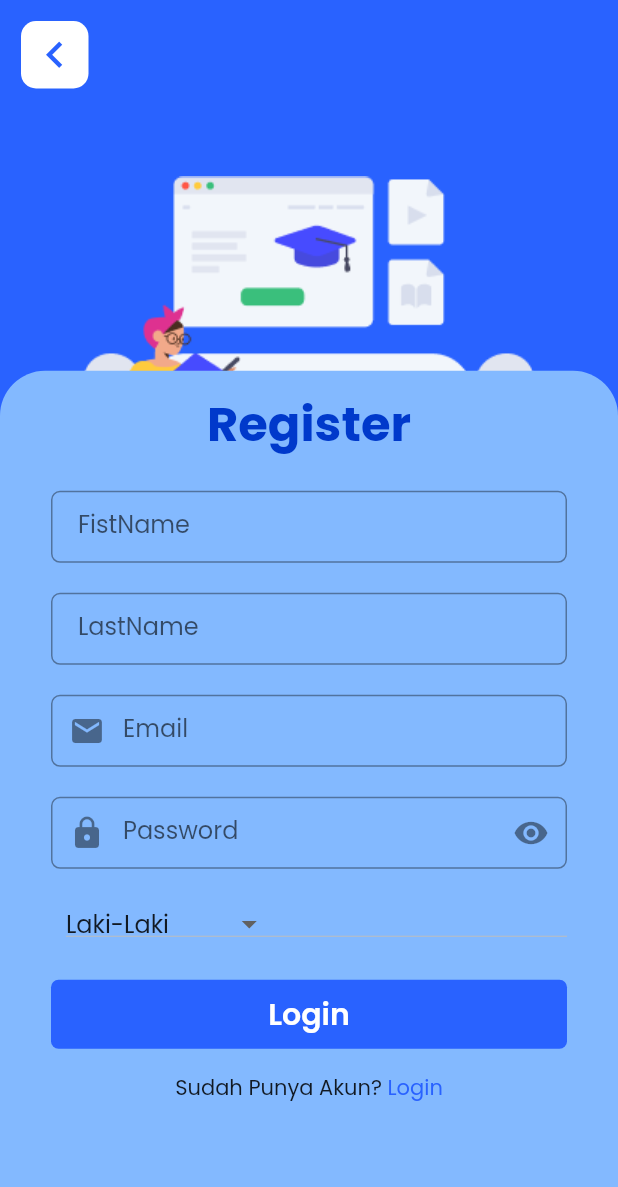
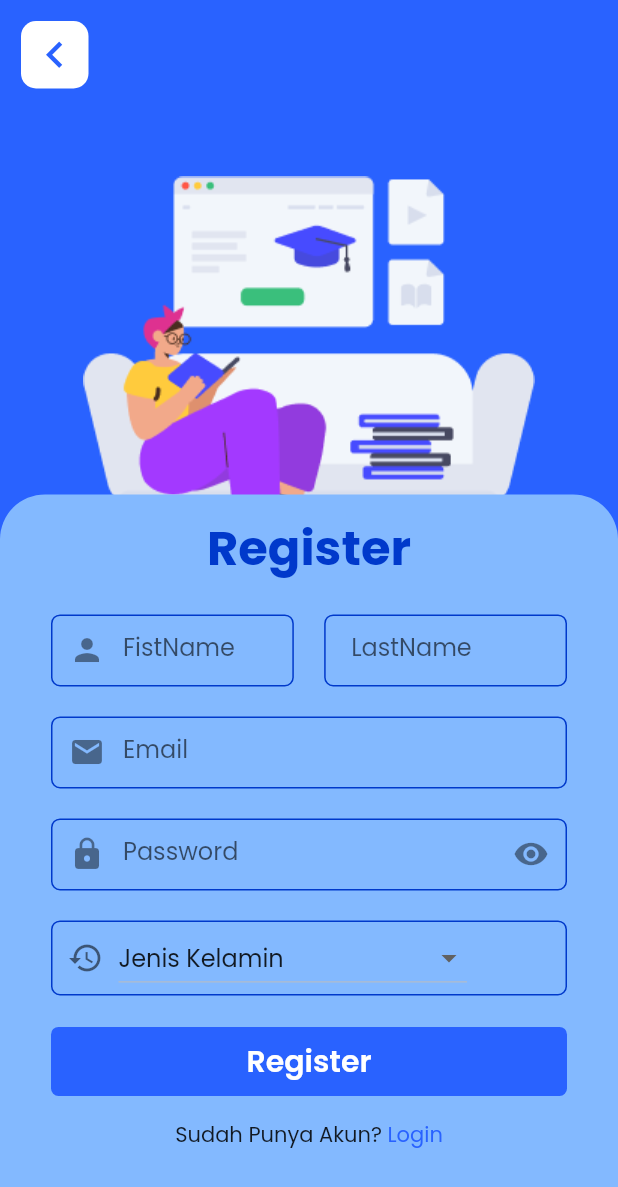
Before and after one commit to agusprayogi02/bank_soal, a Flutter app: the SignUpPage screen opened by its route, on a phone screen of 412 x 824 dp. Shown: the top 1187 px of the screen. Run offline on Flutter 3.47's test engine with Material 2 defaults, Android fonts, the phone set to English and light mode, and no system bars; our stand-ins replace equatable, get, velocity_x.

Commit message:
(+) finish signUp page desaint

```diff
--- a/lib/components/costom_text_form.dart
+++ b/lib/components/costom_text_form.dart
@@ -1,4 +1,5 @@
 import 'package:bank_soal/utils/style.dart';
+import 'package:bank_soal/utils/utils.dart';
 import 'package:flutter/material.dart';
 import 'package:get/get.dart';
 
@@ -75,6 +76,7 @@ class CustomTextForm extends StatelessWidget {
           focusedBorder: inputFieldFocusedBorderStyle,
           contentPadding: EdgeInsets.symmetric(horizontal: 18, vertical: 8),
           border: inputFieldDefaultBorderStyle,
+          enabledBorder: inputFieldDefaultBorderStyle,
         ),
       ),
     );
--- a/lib/pages/login/signin_page.dart
+++ b/lib/pages/login/signin_page.dart
@@ -49,6 +49,7 @@ class SignInPage extends GetView<SignInController> {
                         CustomTextForm(
                           labelText: "Email",
                           autocorrect: false,
+                          textInputType: TextInputType.emailAddress,
                           onChanged: SignInController.to.onEmail,
                           prefixIcon: Icon(Icons.email),
                         ),
--- a/lib/pages/register/signup_controller.dart
+++ b/lib/pages/register/signup_controller.dart
@@ -11,7 +11,7 @@ class SignUpController extends GetxController {
   final last = ''.obs;
   final email = ''.obs;
   final password = ''.obs;
-  final jk = "Laki-Laki".obs;
+  final jk = "Jenis Kelamin".obs;
   final enable = true.obs;
 
   void onFist(val) => this.fist.value = val;
--- a/lib/pages/register/signup_page.dart
+++ b/lib/pages/register/signup_page.dart
@@ -3,21 +3,21 @@ import 'package:bank_soal/components/button/rounded_button.dart';
 import 'package:bank_soal/components/costom_text_form.dart';
 import 'package:bank_soal/pages/register/signup_controller.dart';
 import 'package:bank_soal/utils/app_pages.dart';
+import 'package:bank_soal/utils/style.dart';
 import 'package:bank_soal/utils/utils.dart';
 import 'package:flutter/material.dart';
 import 'package:get/get.dart';
 import 'package:velocity_x/velocity_x.dart';
 
 class SignUpPage extends GetView<SignUpController> {
-  List<String> items = <String>["Laki-Laki", "Perempuan"];
   @override
   Widget build(BuildContext context) {
+    List<String> items = <String>["Jenis Kelamin", "Laki-Laki", "Perempuan"];
     var w = Get.width, h = Get.height;
     return Scaffold(
       appBar: AppBar(
         toolbarHeight: 0,
       ),
-      resizeToAvoidBottomPadding: false,
       backgroundColor: primaryC,
       body: Container(
         child: Stack(
@@ -32,33 +32,47 @@ class SignUpPage extends GetView<SignUpController> {
             Column(
               children: [
                 Spacer(),
-                SingleChildScrollView(
-                  child: Container(
+                Container(
                   decoration: BoxDecoration(
                     color: lightC,
                     borderRadius: BorderRadius.vertical(top: Radius.circular(30)),
                   ),
-                    height: h * 0.7,
+                  height: h * 0.6,
                   padding: EdgeInsets.symmetric(horizontal: 34, vertical: 12),
+                  child: SingleChildScrollView(
+                    physics: ClampingScrollPhysics(),
                     child: Obx(
                       () => Column(
+                        mainAxisSize: MainAxisSize.max,
                         children: [
                           "Register".text.size(32).color(dartPrimaryC).bold.make(),
                           SizedBox(
                             height: 20,
                           ),
-                          CustomTextForm(
+                          Row(
+                            children: [
+                              Expanded(
+                                flex: 8,
+                                child: CustomTextForm(
                                   labelText: "FistName",
                                   autocorrect: false,
+                                  prefixIcon: Icon(Icons.person),
                                   onChanged: SignUpController.to.onFist,
                                 ),
-                          SizedBox(
-                            height: 20,
                               ),
-                          CustomTextForm(
+                              Flexible(
+                                flex: 1,
+                                child: Container(),
+                              ),
+                              Expanded(
+                                flex: 8,
+                                child: CustomTextForm(
                                   labelText: "LastName",
                                   autocorrect: false,
                                   onChanged: SignUpController.to.onLast,
+                                ),
+                              ),
+                            ],
                           ),
                           SizedBox(
                             height: 20,
@@ -66,6 +80,7 @@ class SignUpPage extends GetView<SignUpController> {
                           CustomTextForm(
                             labelText: "Email",
                             autocorrect: false,
+                            textInputType: TextInputType.emailAddress,
                             onChanged: SignUpController.to.onEmail,
                             prefixIcon: Icon(Icons.email),
                           ),
@@ -86,19 +101,32 @@ class SignUpPage extends GetView<SignUpController> {
                           SizedBox(
                             height: 20,
                           ),
+                          Container(
+                            width: w,
+                            decoration: roundedBox,
+                            child: Row(
+                              children: [
+                                Icon(
+                                  Icons.history,
+                                  color: Colors.black54,
+                                ).marginSymmetric(horizontal: 10),
                                 DropdownButton<String>(
                                   hint: "Jenis Kelamin".text.make(),
                                   value: SignUpController.to.jk.value,
                                   items: items
-                                .map((e) => DropdownMenuItem(value: e, child: "$e".text.make()))
+                                      .map((e) => DropdownMenuItem(
+                                          value: e, child: "$e                       ".text.make()))
                                       .toList(),
                                   onChanged: (value) => SignUpController.to.onJk(value),
-                          ).box.size(w, h * 0.04).padding(EdgeInsets.only(left: 10)).make(),
+                                )
+                              ],
+                            ),
+                          ),
                           SizedBox(
                             height: 20,
                           ),
                           RoundedButton(
-                            label: "Login",
+                            label: "Register",
                             size: 20,
                             onPress: () {},
                             width: w,
--- a/lib/utils/style.dart
+++ b/lib/utils/style.dart
@@ -55,7 +55,8 @@ const taglineText = TextStyle(color: Colors.grey, fontFamily: 'Poppins');
 const categoryText =
     TextStyle(color: Color(0xff444444), fontWeight: FontWeight.w700, fontFamily: 'Poppins');
 
-const inputFieldTextStyle = TextStyle(fontFamily: 'Poppins', fontWeight: FontWeight.w400);
+const inputFieldTextStyle =
+    TextStyle(fontFamily: 'Poppins', fontWeight: FontWeight.w400, color: dartPrimaryC);
 
 const inputFieldHintTextStyle = TextStyle(fontFamily: 'Poppins', color: Color(0xff444444));
 
@@ -78,17 +79,26 @@ const authPlateDecoration = BoxDecoration(
     borderRadius: BorderRadiusDirectional.only(
         bottomEnd: Radius.circular(20), bottomStart: Radius.circular(20)));
 
+final roundedBox = BoxDecoration(
+  borderRadius: BorderRadius.all(Radius.circular(6)),
+  border: Border.all(color: dartPrimaryC),
+);
+
 /////////////////////////////////////
 /// INPUT FIELD DECORATION STYLES
 ////////////////////////////////////
 
 const inputFieldFocusedBorderStyle = OutlineInputBorder(
-    borderRadius: BorderRadius.all(Radius.circular(6)),
-    borderSide: BorderSide(
-      color: dartPrimaryC,
-    ));
+  borderRadius: BorderRadius.all(Radius.circular(6)),
+  borderSide: BorderSide(
+    color: Colors.black54,
+  ),
+);
 
 const inputFieldDefaultBorderStyle = OutlineInputBorder(
+  borderSide: BorderSide(
+    color: dartPrimaryC,
+  ),
   gapPadding: 0,
   borderRadius: BorderRadius.all(
     Radius.circular(6),
```
Lines whose indentation alone changed are shown as unchanged.
